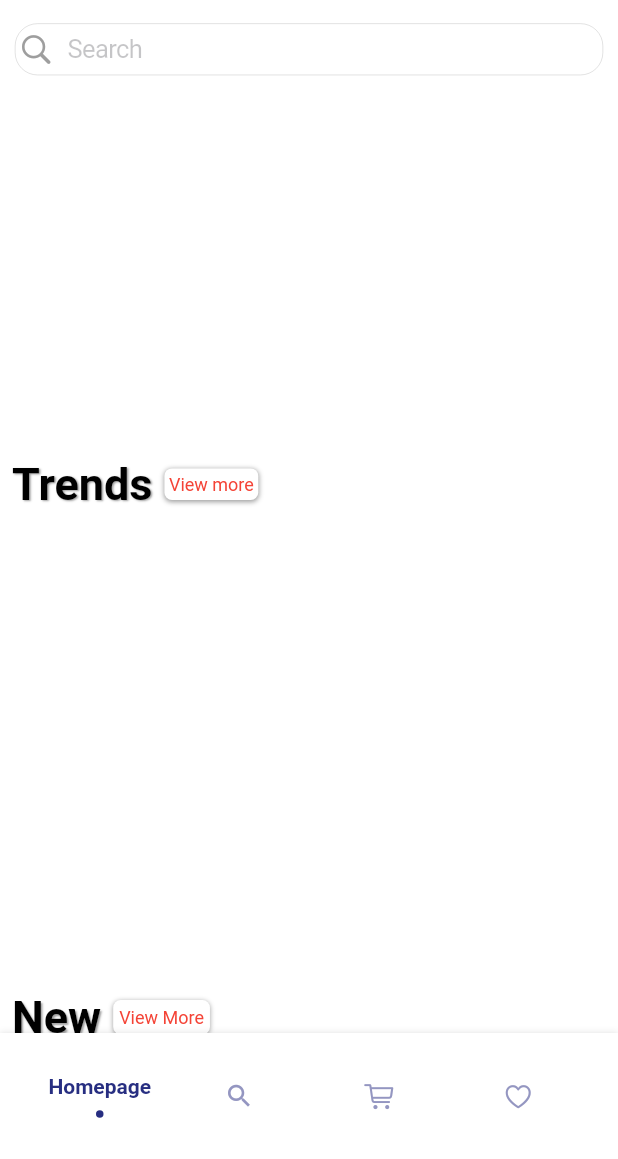
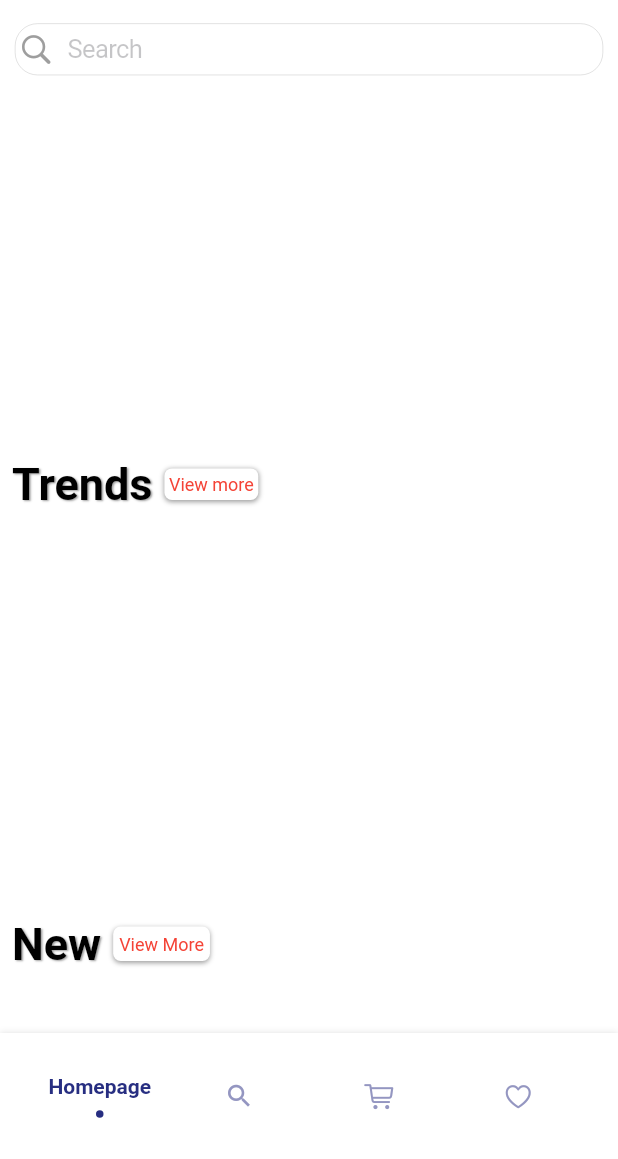
Before and after one commit to balkrishnalamsal/Men-s-Fashion-Nepal, a Flutter app: the screen it shows after launch, on a phone screen of 412 x 824 dp, the part 77-1236 px from its top. Run offline on Flutter 3.47's test engine with Material 2 defaults, Android fonts, the phone set to English and light mode, and no system bars; drawn by our look-alikes of carousel_slider, flashy_tab_bar2; our stand-ins replace cloud_firestore, device_info, firebase_core, firebase_storage, fluttertoast, image_cropper and 1 more; accounts and stored records are empty.

Commit message:
version 26

```diff
--- a/lib/CartPage.dart
+++ b/lib/CartPage.dart
@@ -5,7 +5,6 @@ import 'package:device_info/device_info.dart';
 import 'package:flutter/cupertino.dart';
 import 'package:flutter/material.dart';
 import 'package:provider/provider.dart';
-
 import 'ProviderFile/Provider_Data.dart';
 
 
--- a/lib/ViewDetails.dart
+++ b/lib/ViewDetails.dart
@@ -231,7 +231,7 @@ class _ViewDetailsState extends State<ViewDetails> {
                                                   .data!.docs.first["stocks"],
                                               style: TextStyle(
                                                 color: Colors.green,
-                                                fontSize: 15,
+                                                fontSize: 10,
                                               ),
                                             ),
                                           ),
--- a/lib/ViewMorePage.dart
+++ b/lib/ViewMorePage.dart
@@ -140,7 +140,7 @@ class _ViewMoreState extends State<ViewMore> {
 
                                           child: Text(snapshot.data!.docs[index]["stocks"],
                                             style: TextStyle(
-                                              color: Colors.green,fontSize: 11,),
+                                              color: Colors.green,fontSize: 8,),
                                           ),
                                         ),
 
--- a/lib/homepage.dart
+++ b/lib/homepage.dart
@@ -249,14 +249,14 @@ class Homepage extends StatelessWidget {
 
           //Trends
 
-          Padding(
-            padding: const EdgeInsets.all(8.0),
-            child: Column(
+          Column(
             crossAxisAlignment: CrossAxisAlignment.start,
             children: [
               Container(
-                  height: MediaQuery.of(context).size.height * 0.35,
+                height: MediaQuery.of(context).size.height * 0.31,
                 width: MediaQuery.of(context).size.width,
+                child: Padding(
+                  padding: const EdgeInsets.only(left: 8.0),
                   child: StreamBuilder(
                     stream: FirebaseFirestore.instance
                         .collection("Trends")
@@ -385,7 +385,7 @@ class Homepage extends StatelessWidget {
                                                   ["stocks"],
                                               style: TextStyle(
                                                 color: Colors.green,
-                                                fontSize: 11,
+                                                fontSize: 8,
                                               ),
                                             ),
                                           ),
@@ -493,8 +493,8 @@ class Homepage extends StatelessWidget {
                     },
                   ),
                 ),
+              ),
             ],
-            ),
           ),
           // NEw
           Row(
@@ -562,10 +562,10 @@ class Homepage extends StatelessWidget {
               ),
             ],
           ),
-          Padding(
+          Container(
+            height: MediaQuery.of(context).size.height * 0.31,
+            child: Padding(
               padding: const EdgeInsets.only(left: 8.0),
-            child: Container(
-              height: MediaQuery.of(context).size.height * 0.35,
               child: StreamBuilder(
                 stream: FirebaseFirestore.instance
                     .collection("New")
@@ -853,13 +853,13 @@ class Homepage extends StatelessWidget {
                   ),
                 ],
               )),
-          Padding(
-            padding: const EdgeInsets.all(8.0),
-            child: Container(
+          Container(
             height: MediaQuery.of(context).size.height * 0.35,
             width: MediaQuery.of(context).size.width,
             decoration: BoxDecoration(
                 color: Colors.white, borderRadius: BorderRadius.circular(10)),
+            child: Padding(
+              padding: const EdgeInsets.only(left: 8.0),
               child: StreamBuilder(
                 stream: FirebaseFirestore.instance
                     .collection("All categories")
```
Lines whose indentation alone changed are shown as unchanged.
